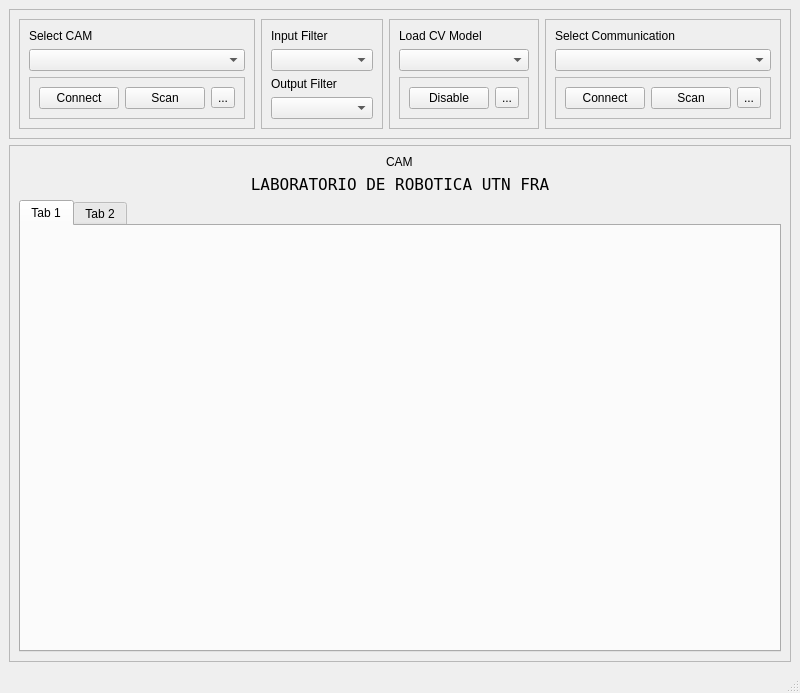
FrancoLopez0/GeneralCV, file ui_files/mainwindow.ui: the form before one commit.
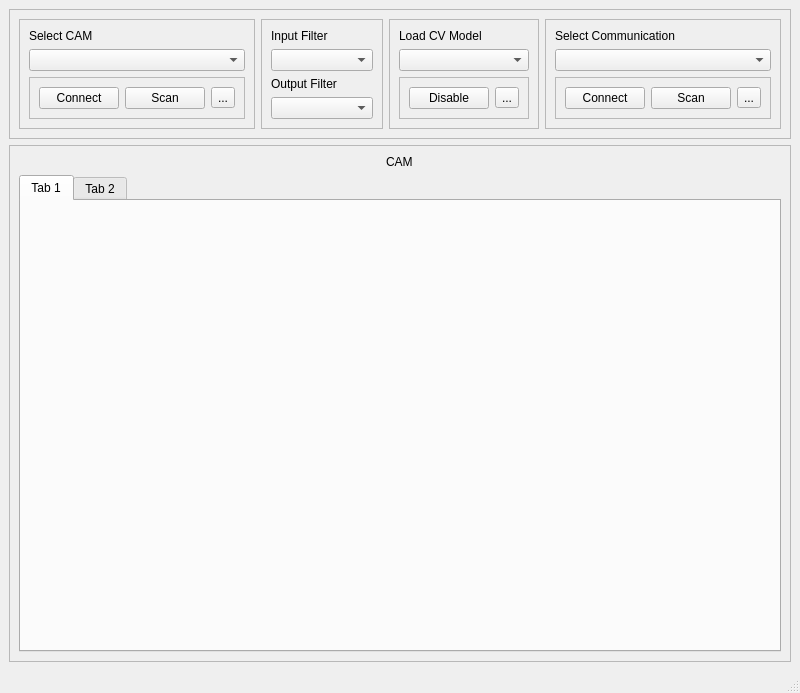
The form after the commit.

```diff
--- a/ui_files/mainwindow.ui
+++ b/ui_files/mainwindow.ui
@@ -239,7 +239,7 @@
          </property>
         </widget>
        </item>
-       <item row="3" column="0">
+       <item row="2" column="0">
         <widget class="QTabWidget" name="parameters">
          <property name="maximumSize">
           <size>
@@ -265,25 +265,6 @@
        <item row="4" column="0">
         <layout class="QVBoxLayout" name="verticalLayout_8"/>
        </item>
-       <item row="2" column="0">
-        <widget class="QLabel" name="label_6">
-         <property name="font">
-          <font>
-           <family>DejaVu Sans Mono</family>
-           <pointsize>12</pointsize>
-          </font>
-         </property>
-         <property name="mouseTracking">
-          <bool>false</bool>
-         </property>
-         <property name="text">
-          <string>LABORATORIO DE ROBOTICA UTN FRA</string>
-         </property>
-         <property name="alignment">
-          <set>Qt::AlignmentFlag::AlignCenter</set>
-         </property>
-        </widget>
-       </item>
       </layout>
      </widget>
     </item>
```
Left out of the diff: 2 changed lines with no effect on the pictures.
